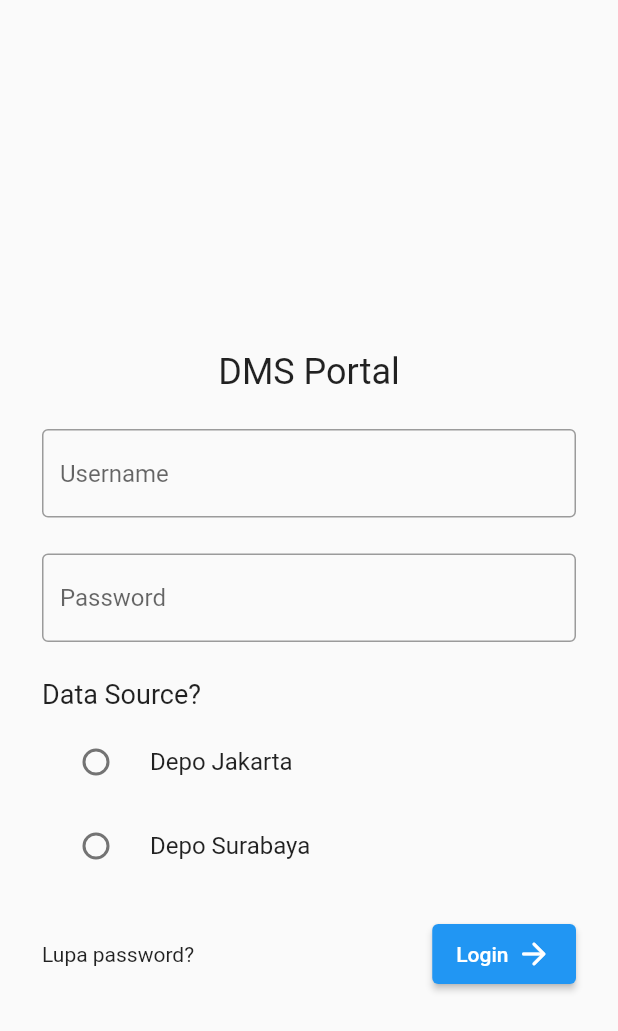
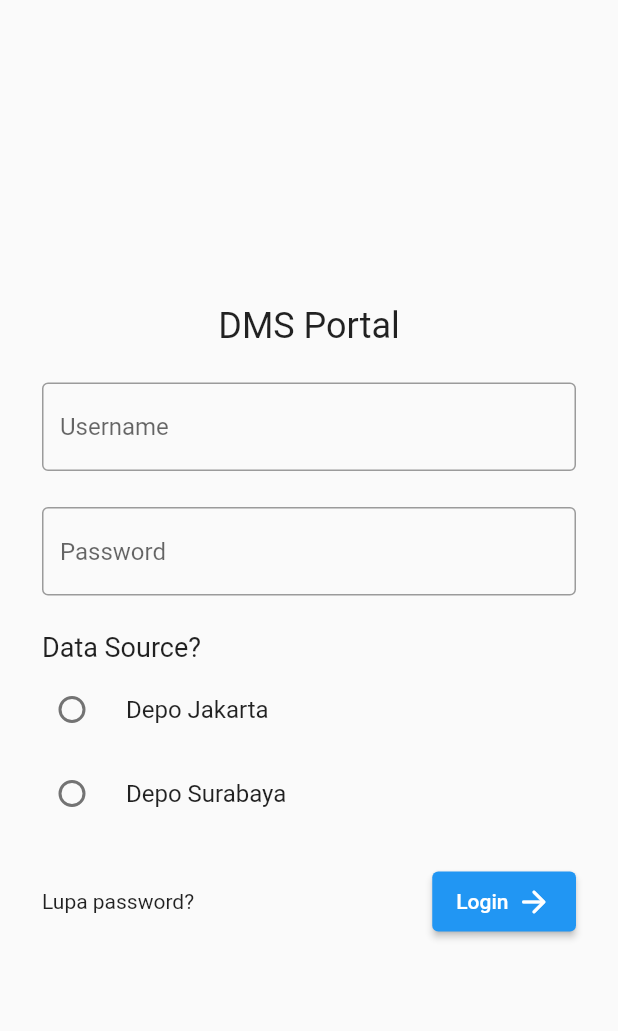
Before and after one commit to ouwteam/dms-portal-app, a Flutter app: the screen it shows after launch, on a phone screen of 412 x 824 dp. Shown: the top 1031 px of the screen. Run offline on Flutter 3.47's test engine with Material 2 defaults, Android fonts, the phone set to English and light mode, and no system bars.

Commit message:
improve login page

```diff
--- a/lib/page/login_page.dart
+++ b/lib/page/login_page.dart
@@ -61,73 +61,16 @@ class _LoginPage extends State<LoginPage> {
                   child: Column(
                     mainAxisAlignment: MainAxisAlignment.start,
                     children: [
-                      SizedBox(height: 66),
                       Text(
                         widget.title,
                         style: TextStyle(
                           fontSize: 24,
                         ),
                       ),
-                      SizedBox(height: 24),
                       _buildUsernameTextField(),
-                      SizedBox(height: 24),
                       _buildPasswordTextField(),
-                      SizedBox(height: 24),
                       _buildDataSourceOptions(),
-                      SizedBox(height: 24),
-                      Row(
-                        mainAxisAlignment: MainAxisAlignment.spaceBetween,
-                        children: [
-                          Text("Lupa password?"),
-                          Container(
-                            height: 40,
-                            child: ElevatedButton(
-                              onPressed: () {
-                                if (_username == "") {
-                                  snackAlert(
-                                    context,
-                                    "Username is required",
-                                    AlertType.error,
-                                  );
-                                  return;
-                                }
-
-                                if (_selectedApi == null) {
-                                  snackAlert(
-                                    context,
-                                    "Data source is required",
-                                    AlertType.error,
-                                  );
-                                  return;
-                                }
-
-                                snackAlert(
-                                  context,
-                                  "Welcome $_username with source ${_selectedApi?.apiName}",
-                                  AlertType.info,
-                                );
-                                Navigator.pushAndRemoveUntil(context,
-                                    MaterialPageRoute(builder: (context) {
-                                  return MainPage(title: "Main Page");
-                                }), (route) => false);
-                              },
-                              child: Row(
-                                children: [
-                                  Text("Login"),
-                                  SizedBox(width: 5),
-                                  Transform.rotate(
-                                    angle: math.pi / 1,
-                                    child: Icon(
-                                      Icons.arrow_back_rounded,
-                                      color: Colors.white,
-                                    ),
-                                  )
-                                ],
-                              ),
-                            ),
-                          )
-                        ],
-                      )
+                      _buildBottomAction()
                     ],
                   ),
                 ),
@@ -140,36 +83,43 @@ class _LoginPage extends State<LoginPage> {
   }
 
   Widget _buildUsernameTextField() {
-    return TextField(
-      decoration: const InputDecoration(
-        border: OutlineInputBorder(),
-        hintText: "Username",
+    return Container(
+      child: TextField(
+        decoration: const InputDecoration(
+          border: OutlineInputBorder(),
+          hintText: "Username",
+        ),
+        onChanged: (String value) {
+          setState(() {
+            _username = value;
+          });
+        },
       ),
-      onChanged: (String value) {
-        setState(() {
-          _username = value;
-        });
-      },
+      margin: const EdgeInsets.only(top: 24),
     );
   }
 
   Widget _buildPasswordTextField() {
-    return TextField(
-      obscureText: true,
-      decoration: const InputDecoration(
-        border: OutlineInputBorder(),
-        hintText: "Password",
+    return Container(
+      child: TextField(
+        obscureText: true,
+        decoration: const InputDecoration(
+          border: OutlineInputBorder(),
+          hintText: "Password",
+        ),
+        onChanged: (String value) {
+          setState(() {
+            _password = value;
+          });
+        },
       ),
-      onChanged: (String value) {
-        setState(() {
-          _password = value;
-        });
-      },
+      margin: const EdgeInsets.only(top: 24),
     );
   }
 
   Widget _buildDataSourceOptions() {
     return Container(
+      margin: const EdgeInsets.only(top: 24),
       child: Stack(
         children: [
           Text(
@@ -177,10 +127,11 @@ class _LoginPage extends State<LoginPage> {
             style: TextStyle(fontSize: 18),
           ),
           Container(
-            margin: const EdgeInsets.only(top: 28),
+            margin: const EdgeInsets.only(top: 24),
             child: Column(
               children: dataSources
                   .map((e) => RadioListTile<DataSource>(
+                        contentPadding: EdgeInsets.all(0),
                         title: Text(e.apiName),
                         value: e,
                         groupValue: _selectedApi,
@@ -197,4 +148,63 @@ class _LoginPage extends State<LoginPage> {
       ),
     );
   }
+
+  Widget _buildBottomAction() {
+    return Container(
+      margin: const EdgeInsets.only(top: 24),
+      child: Row(
+        mainAxisAlignment: MainAxisAlignment.spaceBetween,
+        children: [
+          Text("Lupa password?"),
+          Container(
+            height: 40,
+            child: ElevatedButton(
+              onPressed: () {
+                if (_username == "") {
+                  snackAlert(
+                    context,
+                    "Username is required",
+                    AlertType.error,
+                  );
+                  return;
+                }
+
+                if (_selectedApi == null) {
+                  snackAlert(
+                    context,
+                    "Data source is required",
+                    AlertType.error,
+                  );
+                  return;
+                }
+
+                snackAlert(
+                  context,
+                  "Welcome $_username with source ${_selectedApi?.apiName}",
+                  AlertType.info,
+                );
+                Navigator.pushAndRemoveUntil(context,
+                    MaterialPageRoute(builder: (context) {
+                  return MainPage(title: "Main Page");
+                }), (route) => false);
+              },
+              child: Row(
+                children: [
+                  Text("Login"),
+                  SizedBox(width: 5),
+                  Transform.rotate(
+                    angle: math.pi / 1,
+                    child: Icon(
+                      Icons.arrow_back_rounded,
+                      color: Colors.white,
+                    ),
+                  )
+                ],
+              ),
+            ),
+          )
+        ],
+      ),
+    );
+  }
 }
--- a/lib/page/main_page.dart
+++ b/lib/page/main_page.dart
@@ -69,7 +69,7 @@ class _MainPage extends State<MainPage> {
           ),
         ),
         child: BottomNavigationBar(
-          elevation: 20,
+          elevation: 2,
           backgroundColor: Colors.white,
           selectedItemColor: Colors.blue,
           unselectedItemColor: Colors.grey[500],
```
